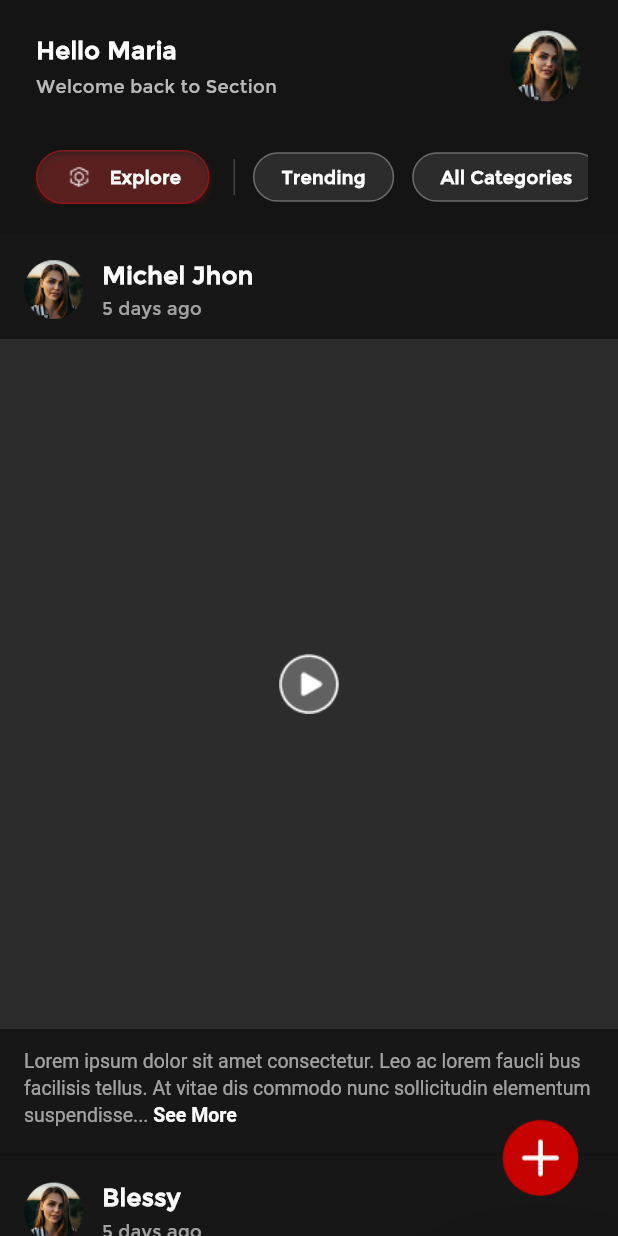
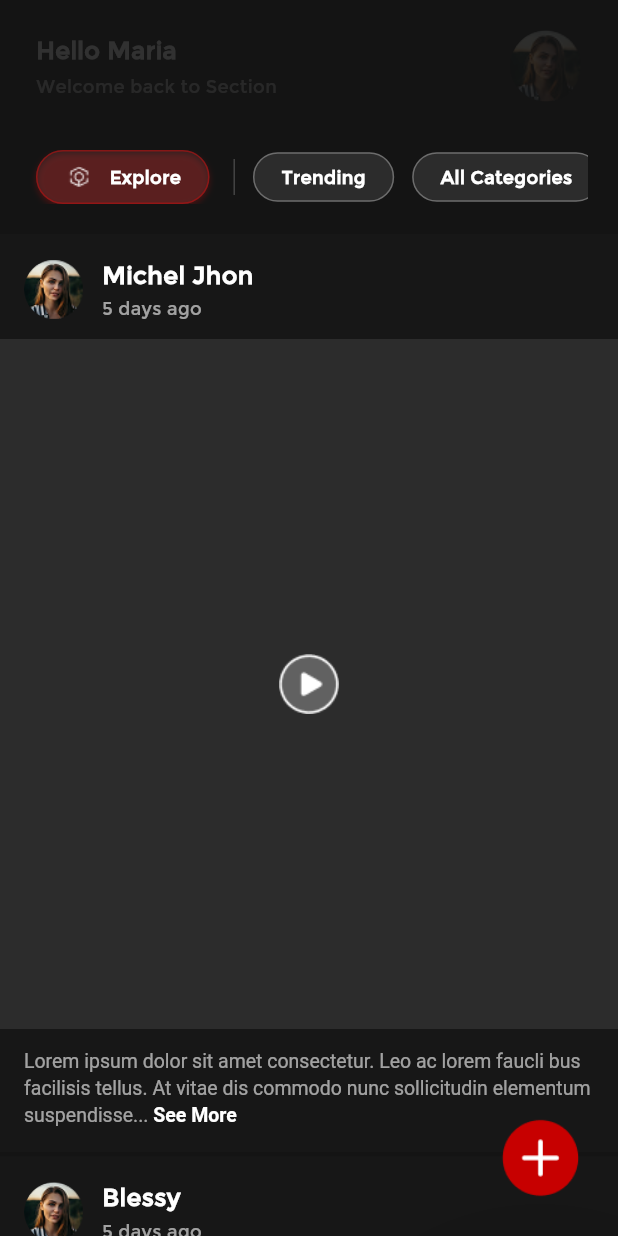
Before and after one commit to cvsuhail/feed-app, a Flutter app: the HomePage screen opened directly, on a phone screen of 412 x 824 dp. Run offline on Flutter 3.47's test engine with Material 3 defaults, Android fonts, the phone set to English and light mode, and no system bars; our stand-ins replace dio, shared_preferences; accounts and stored records are empty; network calls fail.

```diff
--- a/lib/main.dart
+++ b/lib/main.dart
@@ -5,7 +5,8 @@ import 'src/core/theme/app_theme.dart';
 import 'src/features/auth/presentation/pages/login_page.dart';
 import 'src/features/auth/presentation/providers/auth_provider.dart';
 
-void main() {
+Future<void> main() async {
+  WidgetsFlutterBinding.ensureInitialized();
   runApp(const FeedApp());
 }
 
--- a/lib/src/features/auth/presentation/pages/login_page.dart
+++ b/lib/src/features/auth/presentation/pages/login_page.dart
@@ -1,5 +1,6 @@
 import 'dart:ui' as ui;
 import 'package:flutter/material.dart';
+import 'package:flutter/services.dart';
 import 'package:provider/provider.dart';
 
 import '../../../../core/theme/app_theme.dart';
@@ -215,6 +216,10 @@ class _PhoneRowState extends State<_PhoneRow> {
               controller: provider.phoneController,
               focusNode: _phoneFocusNode,
               keyboardType: TextInputType.phone,
+                inputFormatters: <TextInputFormatter>[
+                  FilteringTextInputFormatter.digitsOnly,
+                  LengthLimitingTextInputFormatter(10),
+                ],
               style: const TextStyle(
                 fontSize: 16,
                 fontWeight: FontWeight.w500,
--- a/lib/src/features/home/presentation/pages/home_page.dart
+++ b/lib/src/features/home/presentation/pages/home_page.dart
@@ -140,7 +140,21 @@ class _HomePageState extends State<HomePage> {
 class _Header extends StatelessWidget {
   @override
   Widget build(BuildContext context) {
-    return Padding(
+    return TweenAnimationBuilder<double>(
+      tween: Tween<double>(begin: 0.9, end: 1.0),
+      duration: const Duration(milliseconds: 500),
+      curve: Curves.easeOutBack,
+      builder: (BuildContext context, double t, Widget? child) {
+        return Opacity(
+          opacity: (t - 0.88).clamp(0.0, 1.0),
+          child: Transform.scale(
+            scale: t,
+            alignment: Alignment.topLeft,
+            child: child,
+          ),
+        );
+      },
+      child: Padding(
         padding: const EdgeInsets.symmetric(horizontal: 24, vertical: 20),
         child: Row(
           children: [
@@ -183,6 +197,7 @@ class _Header extends StatelessWidget {
             ),
           ],
         ),
+      ),
     );
   }
 }
@@ -199,7 +214,17 @@ class _FilterButtons extends StatelessWidget {
 
   @override
   Widget build(BuildContext context) {
-    return Padding(
+    return TweenAnimationBuilder<double>(
+      tween: Tween<double>(begin: 10, end: 0),
+      duration: const Duration(milliseconds: 550),
+      curve: Curves.easeOut,
+      builder: (BuildContext context, double dy, Widget? child) {
+        return Transform.translate(
+          offset: Offset(0, dy),
+          child: Opacity(opacity: (1 - (dy / 10)).clamp(0.0, 1.0), child: child),
+        );
+      },
+      child: Padding(
         padding: const EdgeInsets.symmetric(horizontal: 20),
         child: SingleChildScrollView(
           scrollDirection: Axis.horizontal,
@@ -231,6 +256,7 @@ class _FilterButtons extends StatelessWidget {
                 ],
               );
             }).toList(),
+          ),
         ),
       ),
     );
@@ -348,7 +374,18 @@ class _FilterButton extends StatelessWidget {
 class _FeedList extends StatelessWidget {
   @override
   Widget build(BuildContext context) {
-    return ListView(
+    return TweenAnimationBuilder<double>(
+      tween: Tween<double>(begin: 0.96, end: 1.0),
+      duration: const Duration(milliseconds: 500),
+      curve: Curves.easeOut,
+      builder: (BuildContext context, double t, Widget? child) {
+        return Transform.scale(
+          scale: t,
+          alignment: Alignment.topCenter,
+          child: child,
+        );
+      },
+      child: ListView(
         padding: const EdgeInsets.symmetric(horizontal: 0),
         children: const [
           _FeedCard(
@@ -370,6 +407,7 @@ class _FeedList extends StatelessWidget {
             hasActionButton: false,
           ),
         ],
+      ),
     );
   }
 }
--- a/pubspec.yaml
+++ b/pubspec.yaml
@@ -13,6 +13,7 @@ dependencies:
   google_fonts: ^6.3.2
   animations: ^2.0.11
   dio: ^5.6.0
+  shared_preferences: ^2.3.2
 
 dev_dependencies:
   flutter_test:
```
Also changed, not shown: lib/src/features/auth/presentation/providers/auth_provider.dart (+205 -12 lines), pubspec.lock, 1 other file. Lines whose indentation alone changed are shown as unchanged.
